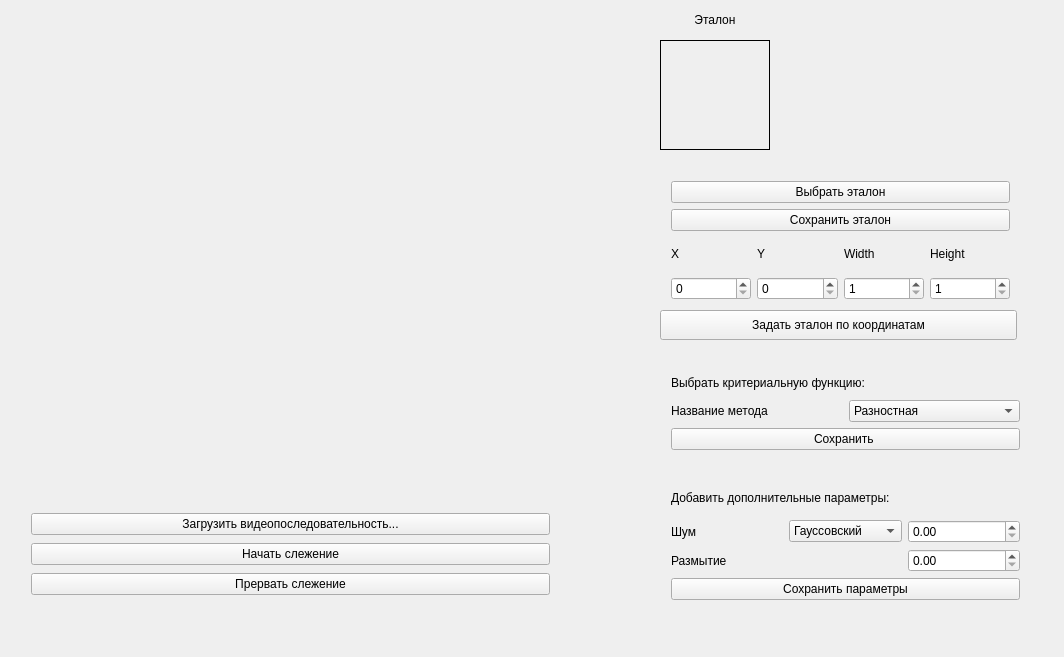
The window that widget.ui (lizatish/Techical_view) describes before a commit, drawn with Qt 5.
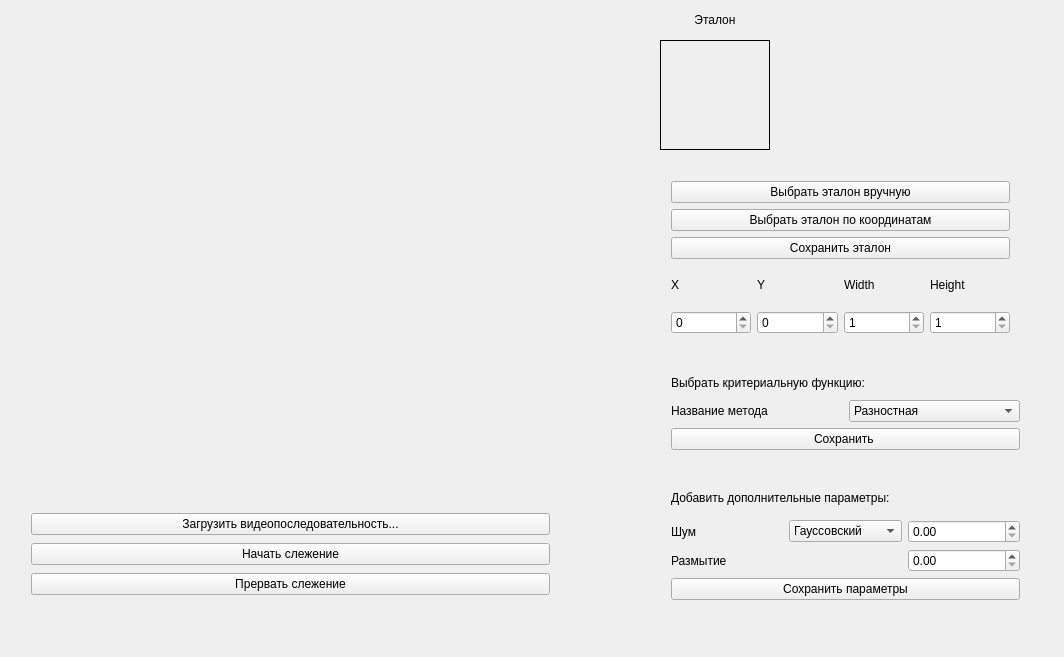
The same window after the commit. Custom widgets are drawn as their Qt base class.

```diff
--- a/widget.ui
+++ b/widget.ui
@@ -207,7 +207,7 @@
      <x>660</x>
      <y>170</y>
      <width>361</width>
-     <height>141</height>
+     <height>175</height>
     </rect>
    </property>
    <layout class="QHBoxLayout" name="etalon2Layout">
@@ -216,7 +216,14 @@
       <item>
        <widget class="QPushButton" name="changeEtalon">
         <property name="text">
-         <string>Выбрать эталон</string>
+         <string>Выбрать эталон вручную</string>
+        </property>
+       </widget>
+      </item>
+      <item>
+       <widget class="QPushButton" name="setEtalonFromCoordinates">
+        <property name="text">
+         <string>Выбрать эталон по координатам</string>
         </property>
        </widget>
       </item>
@@ -364,19 +371,6 @@
     </item>
    </layout>
   </widget>
-  <widget class="QPushButton" name="saveEtalon_2">
-   <property name="geometry">
-    <rect>
-     <x>660</x>
-     <y>310</y>
-     <width>357</width>
-     <height>30</height>
-    </rect>
-   </property>
-   <property name="text">
-    <string>Задать эталон по координатам</string>
-   </property>
-  </widget>
  </widget>
  <layoutdefault spacing="6" margin="11"/>
  <customwidgets>
```
Left out of the diff: 2 changed lines with no effect on the pictures.
